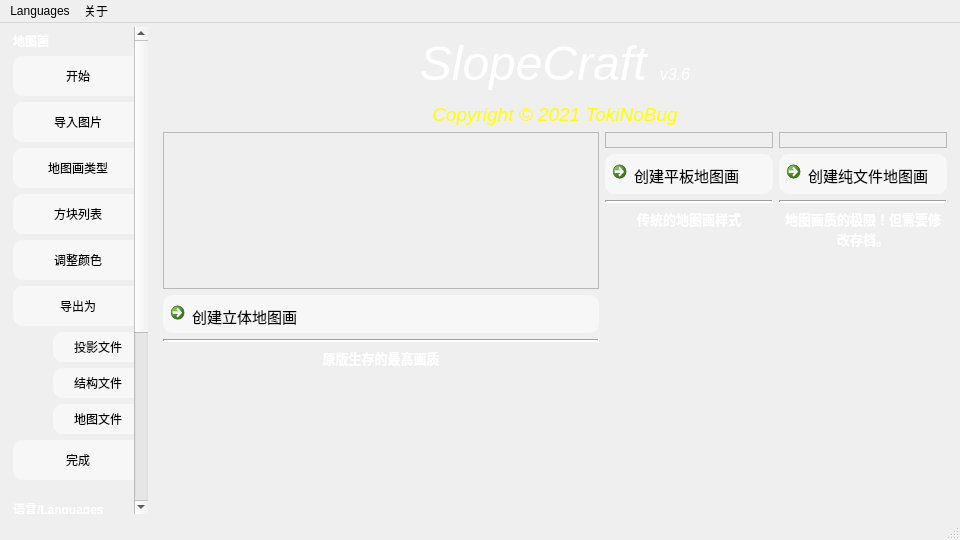
The window that SlopeCraftMain/others/mainwindow.ui (SlopeCraft/SlopeCraft) describes before a commit, drawn with Qt 5.
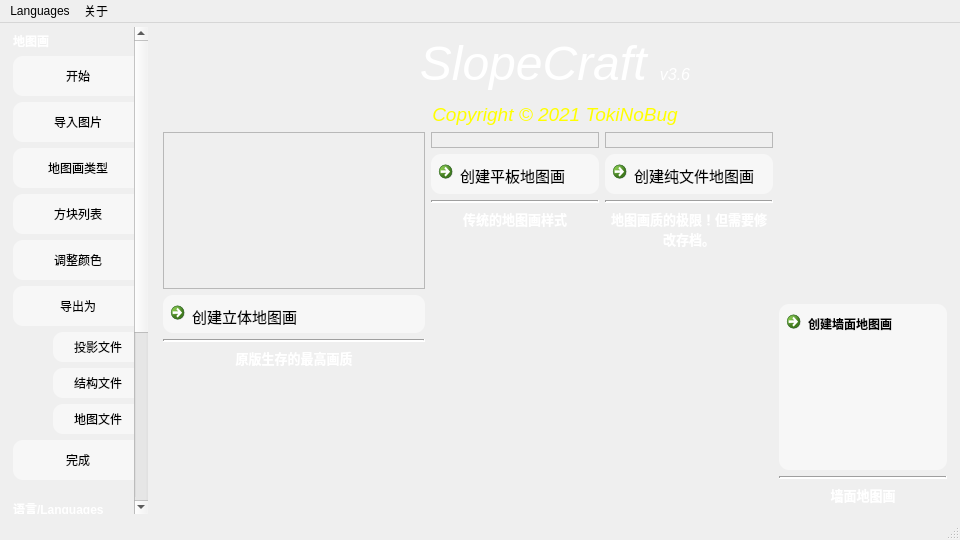
The same window after the commit. The open tabs and pages were chosen to show the change. Icons and pictures are not drawn.

Commit message: 在第一页添加了墙面地图画的按钮

```diff
--- a/SlopeCraftMain/others/mainwindow.ui
+++ b/SlopeCraftMain/others/mainwindow.ui
@@ -587,31 +587,47 @@
        <enum>QFrame::Plain</enum>
       </property>
       <property name="currentIndex">
-       <number>5</number>
+       <number>0</number>
       </property>
       <widget class="QWidget" name="PageStart">
        <property name="styleSheet">
         <string notr="true"/>
        </property>
-       <layout class="QGridLayout" name="gridLayout_9" columnstretch="1,0">
+       <layout class="QGridLayout" name="gridLayout_9" columnstretch="1,0,0">
+        <item row="0" column="0" colspan="2">
+         <widget class="QLabel" name="label_21">
+          <property name="contextMenuPolicy">
+           <enum>Qt::DefaultContextMenu</enum>
+          </property>
+          <property name="accessibleName">
+           <string notr="true"/>
+          </property>
+          <property name="accessibleDescription">
+           <string notr="true"/>
+          </property>
+          <property name="styleSheet">
+           <string notr="true">font: 9pt &quot;Tekton Pro&quot;;</string>
+          </property>
+          <property name="text">
+           <string notr="true">&lt;html&gt;&lt;head/&gt;&lt;body&gt;&lt;p align=&quot;center&quot;&gt;&lt;span style=&quot; font-size:36pt; font-style:italic; color:#ffffff;&quot;&gt;SlopeCraft &lt;/span&gt;&lt;span style=&quot; font-size:12pt; font-style:italic; color:#ffffff;&quot;&gt;v3.6&lt;/span&gt;&lt;/p&gt;&lt;p align=&quot;center&quot;&gt;&lt;span style=&quot; font-size:14pt; font-style:italic; color:#ffff00;&quot;&gt;Copyright © 2021 TokiNoBug&lt;/span&gt;&lt;/p&gt;&lt;/body&gt;&lt;/html&gt;</string>
+          </property>
+         </widget>
+        </item>
         <item row="1" column="0" colspan="2">
-         <layout class="QGridLayout" name="gridLayout_8" columnstretch="1,0,0">
+         <layout class="QGridLayout" name="gridLayout_8" columnstretch="1,0,0,0,0">
           <property name="topMargin">
            <number>0</number>
           </property>
           <property name="rightMargin">
            <number>0</number>
           </property>
-          <item row="0" column="1">
-           <layout class="QVBoxLayout" name="BoxCreateFlat" stretch="0,0,0,0">
-            <property name="sizeConstraint">
-             <enum>QLayout::SetDefaultConstraint</enum>
-            </property>
-            <property name="rightMargin">
+          <item row="0" column="3">
+           <layout class="QVBoxLayout" name="BoxCreateFileOnly">
+            <property name="leftMargin">
              <number>0</number>
             </property>
             <item>
-             <widget class="QLabel" name="label_35">
+             <widget class="QLabel" name="label_36">
               <property name="sizePolicy">
                <sizepolicy hsizetype="Preferred" vsizetype="Preferred">
                 <horstretch>0</horstretch>
@@ -624,6 +640,9 @@
                 <height>195</height>
                </size>
               </property>
+              <property name="autoFillBackground">
+               <bool>false</bool>
+              </property>
               <property name="frameShape">
                <enum>QFrame::StyledPanel</enum>
               </property>
@@ -634,7 +653,7 @@
                <string/>
               </property>
               <property name="pixmap">
-               <pixmap resource="Pics.qrc">:/new/Pic/BG7.png</pixmap>
+               <pixmap resource="Pics.qrc">:/new/Pic/BG5.png</pixmap>
               </property>
               <property name="scaledContents">
                <bool>true</bool>
@@ -642,7 +661,10 @@
              </widget>
             </item>
             <item>
-             <widget class="QCommandLinkButton" name="StartWithFlat">
+             <widget class="QCommandLinkButton" name="StartWithNotVanilla">
+              <property name="enabled">
+               <bool>true</bool>
+              </property>
               <property name="minimumSize">
                <size>
                 <width>0</width>
@@ -657,12 +679,12 @@
                </font>
               </property>
               <property name="text">
-               <string>创建平板地图画</string>
+               <string>创建纯文件地图画</string>
               </property>
              </widget>
             </item>
             <item>
-             <widget class="Line" name="line_2">
+             <widget class="Line" name="line_3">
               <property name="lineWidth">
                <number>2</number>
               </property>
@@ -672,19 +694,25 @@
              </widget>
             </item>
             <item>
-             <widget class="QLabel" name="label_23">
+             <widget class="QLabel" name="label_27">
               <property name="sizePolicy">
                <sizepolicy hsizetype="Preferred" vsizetype="Expanding">
                 <horstretch>0</horstretch>
                 <verstretch>0</verstretch>
                </sizepolicy>
               </property>
+              <property name="styleSheet">
+               <string notr="true"/>
+              </property>
               <property name="text">
-               <string>&lt;html&gt;&lt;head/&gt;&lt;body&gt;&lt;p align=&quot;center&quot;&gt;&lt;span style=&quot; font-size:10pt; font-weight:700; color:#ffffff;&quot;&gt;传统的地图画样式&lt;/span&gt;&lt;/p&gt;&lt;/body&gt;&lt;/html&gt;</string>
+               <string>&lt;html&gt;&lt;head/&gt;&lt;body&gt;&lt;p align=&quot;center&quot;&gt;&lt;span style=&quot; font-size:10pt; font-weight:700; color:#ffffff;&quot;&gt;地图画质的极限！但需要修改存档。&lt;/span&gt;&lt;/p&gt;&lt;/body&gt;&lt;/html&gt;</string>
               </property>
               <property name="alignment">
                <set>Qt::AlignLeading|Qt::AlignLeft|Qt::AlignTop</set>
               </property>
+              <property name="wordWrap">
+               <bool>true</bool>
+              </property>
              </widget>
             </item>
            </layout>
@@ -773,13 +801,16 @@
             </item>
            </layout>
           </item>
-          <item row="0" column="2">
-           <layout class="QVBoxLayout" name="BoxCreateFileOnly">
-            <property name="leftMargin">
+          <item row="0" column="1">
+           <layout class="QVBoxLayout" name="BoxCreateFlat" stretch="0,0,0,0">
+            <property name="sizeConstraint">
+             <enum>QLayout::SetDefaultConstraint</enum>
+            </property>
+            <property name="rightMargin">
              <number>0</number>
             </property>
             <item>
-             <widget class="QLabel" name="label_36">
+             <widget class="QLabel" name="label_35">
               <property name="sizePolicy">
                <sizepolicy hsizetype="Preferred" vsizetype="Preferred">
                 <horstretch>0</horstretch>
@@ -802,7 +833,7 @@
                <string/>
               </property>
               <property name="pixmap">
-               <pixmap resource="Pics.qrc">:/new/Pic/BG5.png</pixmap>
+               <pixmap resource="Pics.qrc">:/new/Pic/BG7.png</pixmap>
               </property>
               <property name="scaledContents">
                <bool>true</bool>
@@ -810,10 +841,7 @@
              </widget>
             </item>
             <item>
-             <widget class="QCommandLinkButton" name="StartWithNotVanilla">
-              <property name="enabled">
-               <bool>true</bool>
-              </property>
+             <widget class="QCommandLinkButton" name="StartWithFlat">
               <property name="minimumSize">
                <size>
                 <width>0</width>
@@ -828,12 +856,12 @@
                </font>
               </property>
               <property name="text">
-               <string>创建纯文件地图画</string>
+               <string>创建平板地图画</string>
               </property>
              </widget>
             </item>
             <item>
-             <widget class="Line" name="line_3">
+             <widget class="Line" name="line_2">
               <property name="lineWidth">
                <number>2</number>
               </property>
@@ -843,50 +871,84 @@
              </widget>
             </item>
             <item>
-             <widget class="QLabel" name="label_27">
+             <widget class="QLabel" name="label_23">
               <property name="sizePolicy">
                <sizepolicy hsizetype="Preferred" vsizetype="Expanding">
                 <horstretch>0</horstretch>
                 <verstretch>0</verstretch>
                </sizepolicy>
               </property>
-              <property name="styleSheet">
-               <string notr="true"/>
-              </property>
               <property name="text">
-               <string>&lt;html&gt;&lt;head/&gt;&lt;body&gt;&lt;p align=&quot;center&quot;&gt;&lt;span style=&quot; font-size:10pt; font-weight:700; color:#ffffff;&quot;&gt;地图画质的极限！但需要修改存档。&lt;/span&gt;&lt;/p&gt;&lt;/body&gt;&lt;/html&gt;</string>
+               <string>&lt;html&gt;&lt;head/&gt;&lt;body&gt;&lt;p align=&quot;center&quot;&gt;&lt;span style=&quot; font-size:10pt; font-weight:700; color:#ffffff;&quot;&gt;传统的地图画样式&lt;/span&gt;&lt;/p&gt;&lt;/body&gt;&lt;/html&gt;</string>
               </property>
               <property name="alignment">
                <set>Qt::AlignLeading|Qt::AlignLeft|Qt::AlignTop</set>
               </property>
-              <property name="wordWrap">
+             </widget>
+            </item>
+           </layout>
+          </item>
+          <item row="0" column="4">
+           <layout class="QVBoxLayout" name="BoxCreateWall">
+            <property name="rightMargin">
+             <number>0</number>
+            </property>
+            <item>
+             <widget class="QLabel" name="label_39">
+              <property name="sizePolicy">
+               <sizepolicy hsizetype="Preferred" vsizetype="Expanding">
+                <horstretch>0</horstretch>
+                <verstretch>0</verstretch>
+               </sizepolicy>
+              </property>
+              <property name="text">
+               <string/>
+              </property>
+              <property name="scaledContents">
                <bool>true</bool>
               </property>
              </widget>
             </item>
+            <item>
+             <widget class="QCommandLinkButton" name="StartWithWall">
+              <property name="sizePolicy">
+               <sizepolicy hsizetype="Preferred" vsizetype="Expanding">
+                <horstretch>0</horstretch>
+                <verstretch>0</verstretch>
+               </sizepolicy>
+              </property>
+              <property name="minimumSize">
+               <size>
+                <width>0</width>
+                <height>40</height>
+               </size>
+              </property>
+              <property name="text">
+               <string>创建墙面地图画</string>
+              </property>
+             </widget>
+            </item>
+            <item>
+             <widget class="Line" name="line_7">
+              <property name="lineWidth">
+               <number>2</number>
+              </property>
+              <property name="orientation">
+               <enum>Qt::Horizontal</enum>
+              </property>
+             </widget>
+            </item>
+            <item>
+             <widget class="QLabel" name="label_40">
+              <property name="text">
+               <string>&lt;html&gt;&lt;head/&gt;&lt;body&gt;&lt;p align=&quot;center&quot;&gt;&lt;span style=&quot; font-size:10pt; font-weight:700; color:#ffffff;&quot;&gt;墙面地图画&lt;/span&gt;&lt;/p&gt;&lt;/body&gt;&lt;/html&gt;</string>
+              </property>
+             </widget>
+            </item>
            </layout>
           </item>
          </layout>
         </item>
-        <item row="0" column="0" colspan="2">
-         <widget class="QLabel" name="label_21">
-          <property name="contextMenuPolicy">
-           <enum>Qt::DefaultContextMenu</enum>
-          </property>
-          <property name="accessibleName">
-           <string notr="true"/>
-          </property>
-          <property name="accessibleDescription">
-           <string notr="true"/>
-          </property>
-          <property name="styleSheet">
-           <string notr="true">font: 9pt &quot;Tekton Pro&quot;;</string>
-          </property>
-          <property name="text">
-           <string notr="true">&lt;html&gt;&lt;head/&gt;&lt;body&gt;&lt;p align=&quot;center&quot;&gt;&lt;span style=&quot; font-size:36pt; font-style:italic; color:#ffffff;&quot;&gt;SlopeCraft &lt;/span&gt;&lt;span style=&quot; font-size:12pt; font-style:italic; color:#ffffff;&quot;&gt;v3.6&lt;/span&gt;&lt;/p&gt;&lt;p align=&quot;center&quot;&gt;&lt;span style=&quot; font-size:14pt; font-style:italic; color:#ffff00;&quot;&gt;Copyright © 2021 TokiNoBug&lt;/span&gt;&lt;/p&gt;&lt;/body&gt;&lt;/html&gt;</string>
-          </property>
-         </widget>
-        </item>
        </layout>
       </widget>
       <widget class="QWidget" name="PageImPic">
@@ -1689,8 +1751,8 @@
               <rect>
                <x>0</x>
                <y>0</y>
-               <width>75</width>
-               <height>22</height>
+               <width>551</width>
+               <height>378</height>
               </rect>
              </property>
              <property name="sizePolicy">
```
The commit also changes 4 other files.
